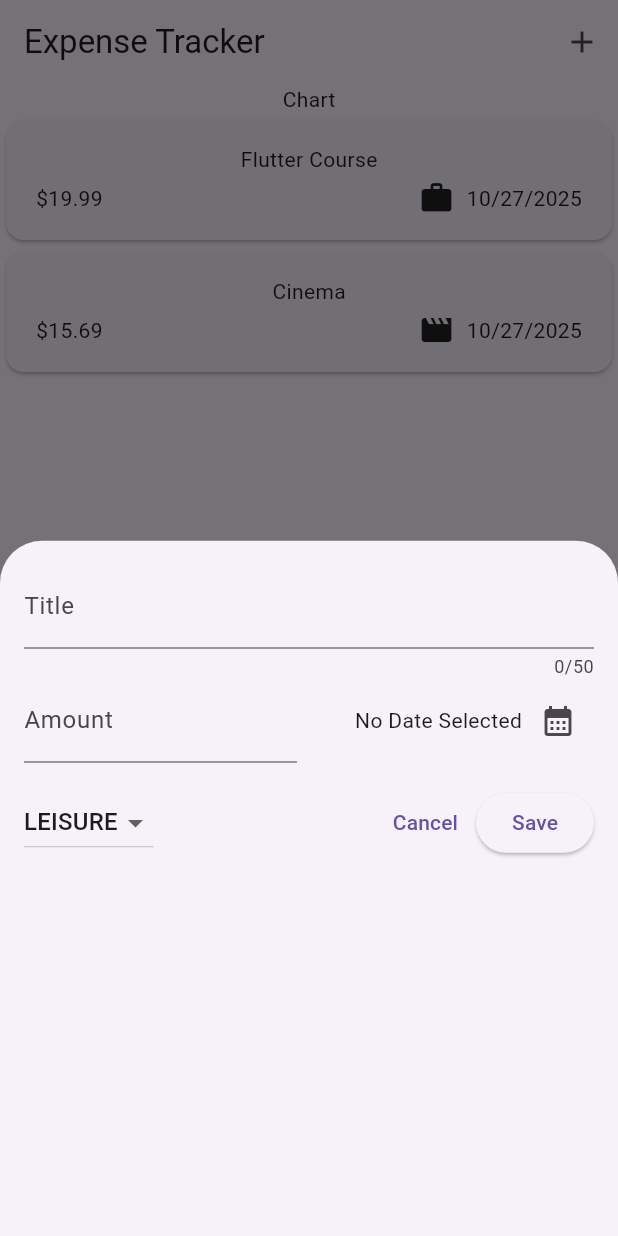
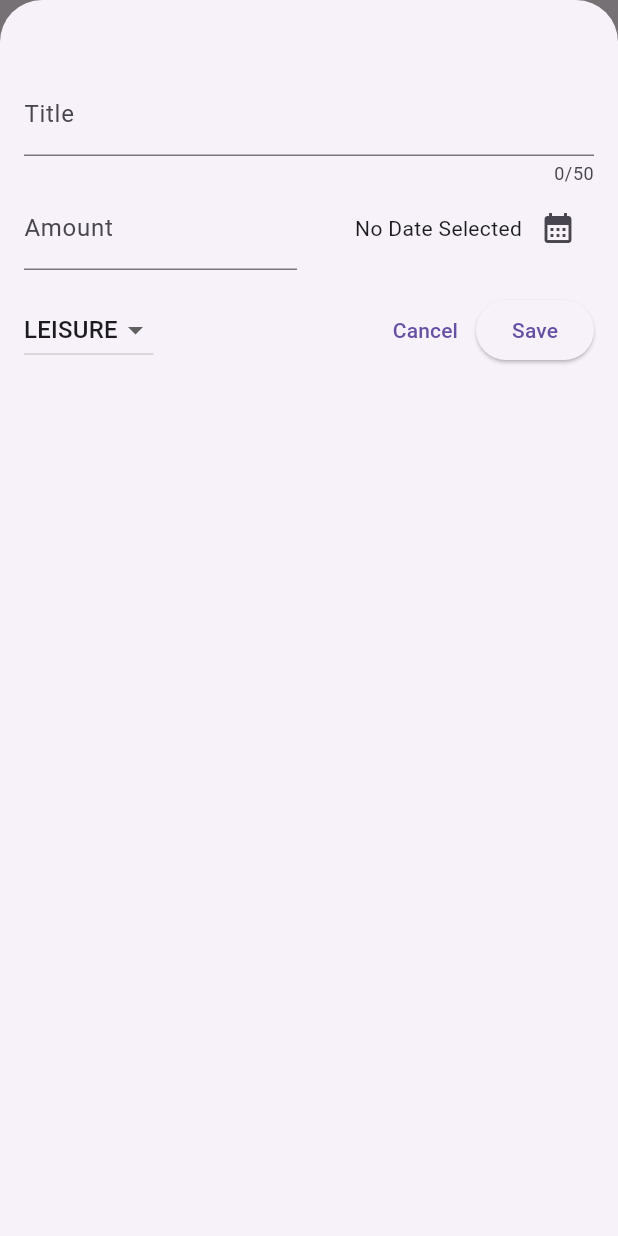
Before and after one commit to shefattonmoy/expense-tracker-app, a Flutter app: the screen it shows after launch, after a tap on the "add" icon, on a phone screen of 412 x 824 dp. Run offline on Flutter 3.47's test engine with Material 3 defaults, Android fonts, the light colour scheme and no system bars.

Commit message:
dismissable widget done

```diff
--- a/lib/widgets/expenses.dart
+++ b/lib/widgets/expenses.dart
@@ -19,7 +19,7 @@ class _ExpensesState extends State<Expenses> {
   ];
 
   void _openAddExpenseOverlay() {
-    showModalBottomSheet(context: context, builder: (ctx) => NewExpense(onAddExpense: _addExpenses,),
+    showModalBottomSheet(isScrollControlled: true, context: context, builder: (ctx) => NewExpense(onAddExpense: _addExpenses,),
     );
   }
 
@@ -27,6 +27,13 @@ class _ExpensesState extends State<Expenses> {
   {
     setState(() {
       _registeredExpenses.add(expense);
+    });
+  }
+
+  void _removeExpenses(Expense expense)
+  {
+    setState(() {
+      _registeredExpenses.remove(expense);
     });
   }
 
@@ -41,7 +48,7 @@ class _ExpensesState extends State<Expenses> {
       ),
       body: Column(children: [
       const Text('Chart'),
-      Expanded(child: ExpenseList(expenses: _registeredExpenses),),
+      Expanded(child: ExpenseList(expenses: _registeredExpenses, onRemoveExpense: _removeExpenses,),),
     ],
     ),
     );
--- a/lib/widgets/expenses_list/expenses_list.dart
+++ b/lib/widgets/expenses_list/expenses_list.dart
@@ -3,12 +3,23 @@ import 'package:flutter/material.dart';
 import 'package:express_tracker/models/expense.dart';
 
 class ExpenseList extends StatelessWidget {
-  const ExpenseList({super.key, required this.expenses});
+  const ExpenseList({super.key, required this.expenses, required this.onRemoveExpense});
 
   final List<Expense> expenses;
 
+  final void Function(Expense expense) onRemoveExpense;
+
   @override
-  Widget build( context) {
-    return ListView.builder(itemCount: expenses.length, itemBuilder: (ctx, index) => ExpenseItem(expenses[index]),);
+  Widget build(context) {
+    return ListView.builder(
+      itemCount: expenses.length,
+      itemBuilder: (ctx, index) => Dismissible(
+        onDismissed: (direction) {
+          onRemoveExpense(expenses[index]);
+        },
+        key: ValueKey(expenses[index]),
+        child: ExpenseItem(expenses[index]),
+      ),
+    );
   }
 }
--- a/lib/widgets/new_expense.dart
+++ b/lib/widgets/new_expense.dart
@@ -69,6 +69,7 @@ class _NewExpenseState extends State<NewExpense> {
         category: _selectedCategory,
       ),
     );
+    Navigator.pop(context);
   }
 
   @override
@@ -81,7 +82,7 @@ class _NewExpenseState extends State<NewExpense> {
   @override
   Widget build(BuildContext context) {
     return Padding(
-      padding: const EdgeInsets.all(16),
+      padding: const EdgeInsets.fromLTRB(16, 48, 16, 16),
       child: Column(
         children: [
           TextField(
```
